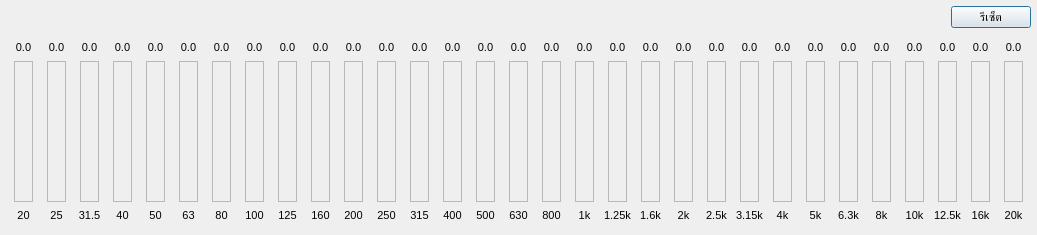
Old version of the form Dialogs/Equalizer31BandDialog.ui in the repository pie62/HandyKaraoke.
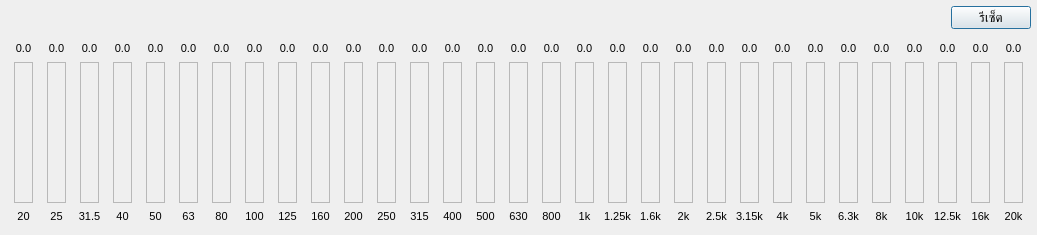
New version of the form. Custom widgets are drawn as their Qt base class.

Diff of the .ui file:
```diff
--- a/Dialogs/Equalizer31BandDialog.ui
+++ b/Dialogs/Equalizer31BandDialog.ui
@@ -10,6 +10,11 @@
     <height>235</height>
    </rect>
   </property>
+  <property name="font">
+   <font>
+    <pointsize>10</pointsize>
+   </font>
+  </property>
   <property name="windowTitle">
    <string>Equalizer</string>
   </property>
```
